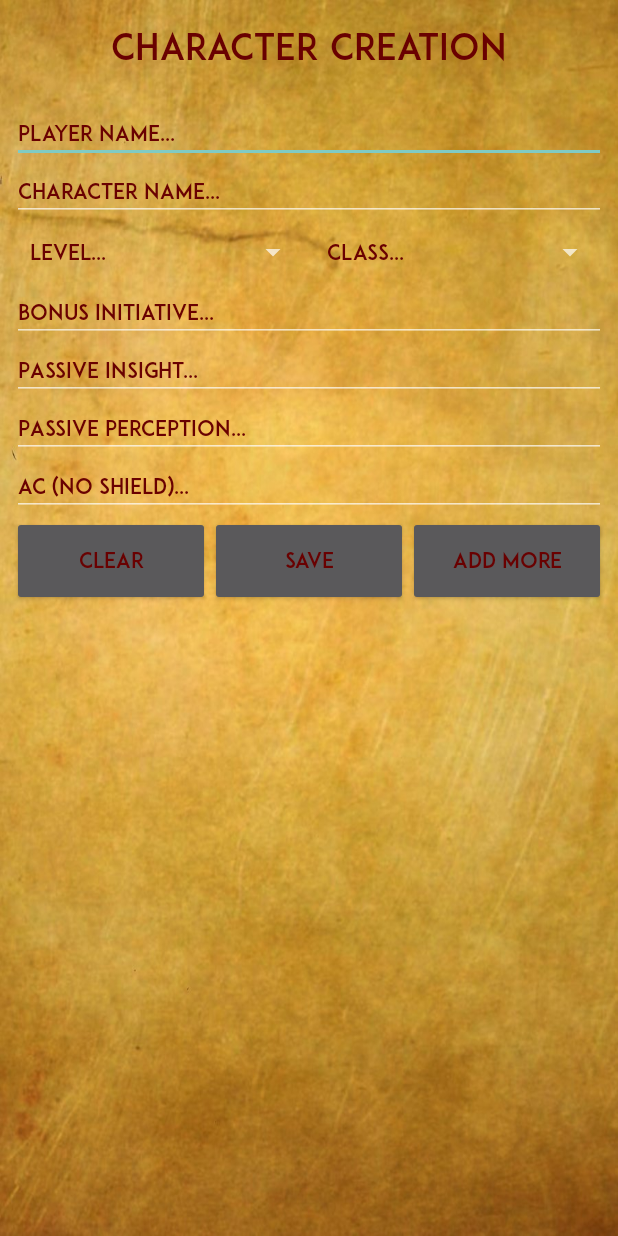
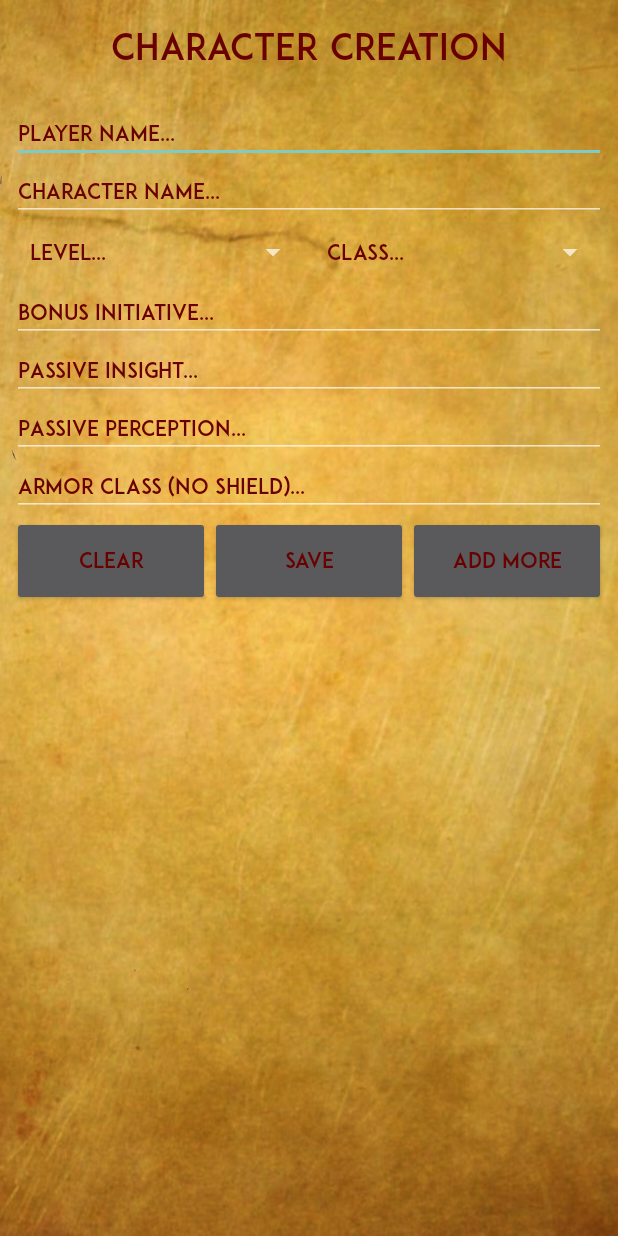
Before and after one commit to Twood76/dnd-mini, an Android app: the DmSheetCreation screen opened directly, with no data from a screen before it, on a phone screen of 412 x 824 dp. Run offline under Robolectric (Android 15) with nearby library versions, the phone set to English and light mode, and no system bars; network calls fail; Roboto replaces fonts that are not available here.

Commit message:
Changes to Spinner Design

```diff
--- a/v0.026 - savingthrows_dizajn/DnD/app/src/main/res/layout/activity_dm_sheet_creation.xml
+++ b/v0.026 - savingthrows_dizajn/DnD/app/src/main/res/layout/activity_dm_sheet_creation.xml
@@ -30,6 +30,7 @@
             android:fontFamily="@font/adam"
             android:hint="Player name..."
             android:inputType="textPersonName"
+            android:textColor="@color/dark_crimson"
             android:textColorHint="@color/dark_crimson"
             android:textSize="14dp" />
 
@@ -42,6 +43,7 @@
             android:fontFamily="@font/adam"
             android:hint="Character name..."
             android:inputType="textPersonName"
+            android:textColor="@color/dark_crimson"
             android:textColorHint="@color/dark_crimson"
             android:textSize="14dp" />
 
@@ -76,6 +78,7 @@
             android:fontFamily="@font/adam"
             android:hint="Bonus initiative..."
             android:inputType="number"
+            android:textColor="@color/dark_crimson"
             android:textColorHint="@color/dark_crimson"
             android:textSize="14dp" />
 
@@ -88,6 +91,7 @@
             android:fontFamily="@font/adam"
             android:hint="Passive insight..."
             android:inputType="number"
+            android:textColor="@color/dark_crimson"
             android:textColorHint="@color/dark_crimson"
             android:textSize="14dp" />
 
@@ -100,6 +104,7 @@
             android:fontFamily="@font/adam"
             android:hint="Passive perception..."
             android:inputType="number"
+            android:textColor="@color/dark_crimson"
             android:textColorHint="@color/dark_crimson"
             android:textSize="14dp" />
 
@@ -110,8 +115,9 @@
             android:layout_weight="1"
             android:ems="10"
             android:fontFamily="@font/adam"
-            android:hint="AC (No shield)..."
+            android:hint="Armor Class (No shield)..."
             android:inputType="number"
+            android:textColor="@color/dark_crimson"
             android:textColorHint="@color/dark_crimson"
             android:textSize="14dp" />
 
--- a/v0.026 - savingthrows_dizajn/DnD/app/src/main/res/layout/my_spinner_style.xml
+++ b/v0.026 - savingthrows_dizajn/DnD/app/src/main/res/layout/my_spinner_style.xml
@@ -2,13 +2,14 @@
 <TextView
     xmlns:android="http://schemas.android.com/apk/res/android"
     android:id="@+id/textView1"
-    android:layout_width="wrap_content"
-    android:layout_height="wrap_content"
+    android:layout_width="match_parent"
+    android:layout_height="match_parent"
     android:layout_centerHorizontal="true"
     android:layout_centerVertical="true"
     android:textAppearance="?android:attr/textAppearanceLarge"
     android:fontFamily="@font/adam"
     android:textColor="@color/dark_crimson"
     android:background="@color/transparent"
+    android:popupBackground="@color/transparent"
     android:textSize="14dp"
     android:padding="12dp" />
```
